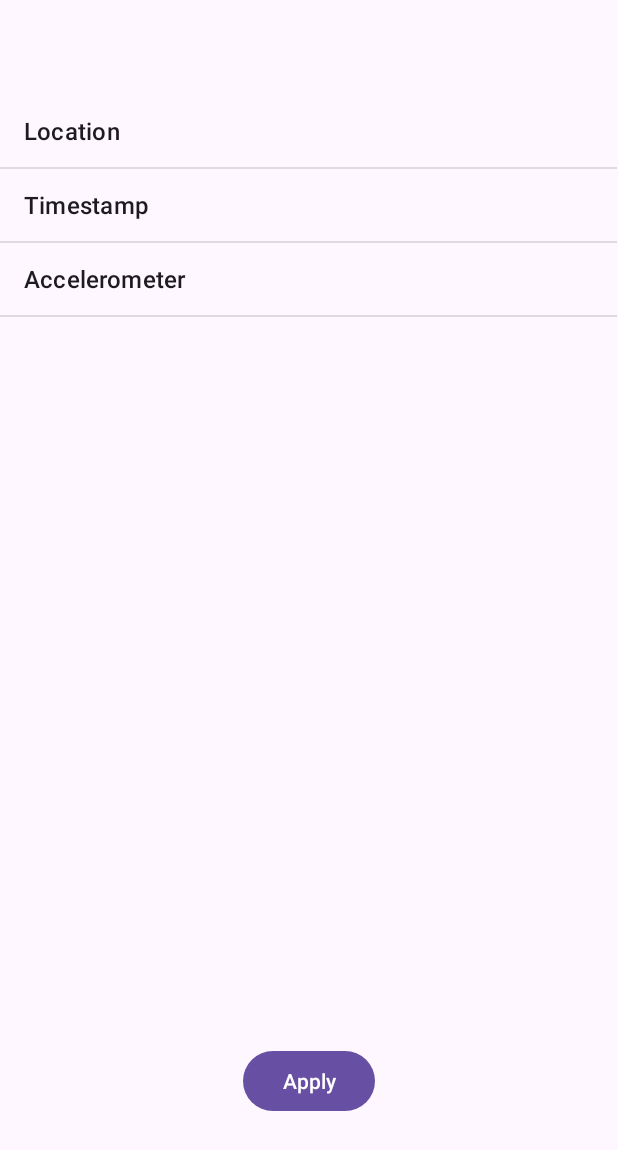
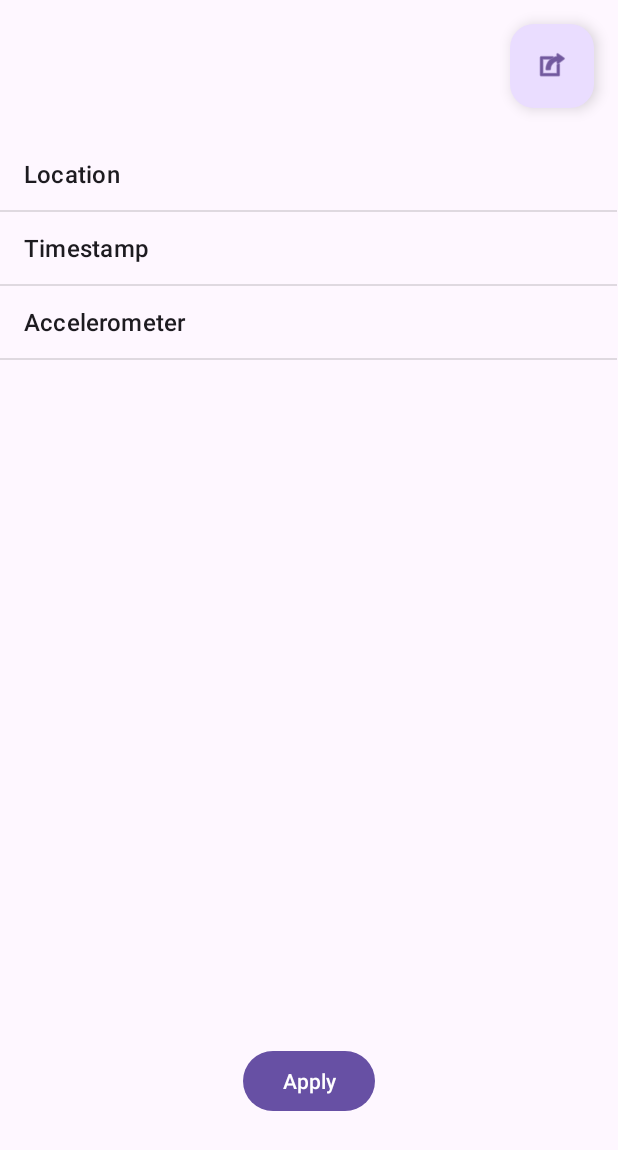
Before and after one commit to deepak07dbz/PUnav, an Android app: the SettingsActivity screen opened directly, with no data from a screen before it, on a phone screen of 412 x 824 dp. Shown: the top 1150 px of the screen. Run offline under Robolectric (Android 15) with nearby library versions, the phone set to English and light mode, and no system bars; our stand-ins replace androidx.preference.

Commit message:
buttons added on map

```diff
--- a/app/src/main/res/layout/settings_activity.xml
+++ b/app/src/main/res/layout/settings_activity.xml
@@ -29,11 +29,25 @@
             android:id="@+id/optionsview"
             android:layout_width="411dp"
             android:layout_height="455dp"
-            android:layout_marginTop="63dp"
+            android:layout_marginTop="92dp"
             app:layout_constraintEnd_toEndOf="parent"
             app:layout_constraintHorizontal_bias="0.0"
             app:layout_constraintStart_toStartOf="parent"
             app:layout_constraintTop_toTopOf="parent" />
 
+        <com.google.android.material.floatingactionbutton.FloatingActionButton
+            android:id="@+id/floatingActionButton4"
+            android:layout_width="wrap_content"
+            android:layout_height="wrap_content"
+            android:layout_marginStart="339dp"
+            android:layout_marginTop="16dp"
+            android:layout_marginEnd="16dp"
+            android:clickable="true"
+            android:contentDescription="export"
+            app:layout_constraintEnd_toEndOf="parent"
+            app:layout_constraintStart_toStartOf="parent"
+            app:layout_constraintTop_toTopOf="parent"
+            app:srcCompat="@android:drawable/ic_menu_set_as" />
+
     </androidx.constraintlayout.widget.ConstraintLayout>
 </androidx.constraintlayout.widget.ConstraintLayout>
```
Also changed, not shown: app/src/main/java/com/example/accelerometer/MapActions.java (added, +11 -0 lines), app/src/main/java/com/example/accelerometer/MapActivity.java (+23 -5 lines), app/src/main/res/layout/activity_map.xml (+27 -1 lines), app/src/main/res/layout/custom_map.xml (added, +9 -0 lines), app/src/main/res/drawable-hdpi/settings.png (added).
